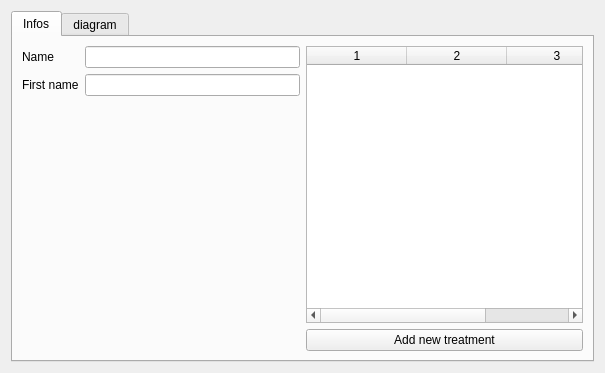
Before: the Qt Designer form formpacientssheets.ui in iMhack/ChersClients, drawn with Qt 5.
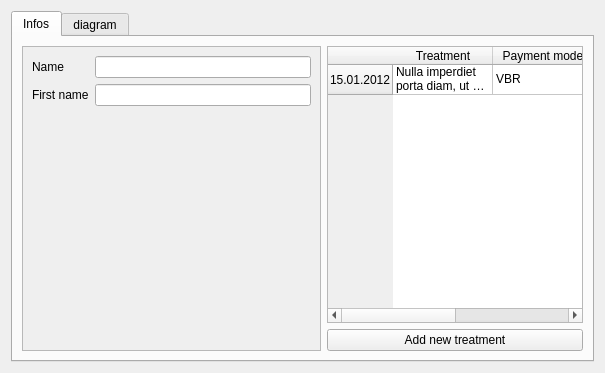
After: the same form once the commit is applied. Icons and pictures are not drawn.

Patch:
```diff
--- a/formpacientssheets.ui
+++ b/formpacientssheets.ui
@@ -25,7 +25,20 @@
       </attribute>
       <layout class="QHBoxLayout" name="horizontalLayout_3">
        <item>
-        <layout class="QFormLayout" name="formLayout">
+        <widget class="QScrollArea" name="scrollArea">
+         <property name="widgetResizable">
+          <bool>true</bool>
+         </property>
+         <widget class="QWidget" name="scrollAreaWidgetContents">
+          <property name="geometry">
+           <rect>
+            <x>0</x>
+            <y>0</y>
+            <width>299</width>
+            <height>302</height>
+           </rect>
+          </property>
+          <layout class="QFormLayout" name="formLayout_2">
          <item row="0" column="0">
           <widget class="QLabel" name="nameLabel">
            <property name="text">
@@ -47,20 +60,53 @@
           <widget class="QLineEdit" name="firstNameLineEdit"/>
          </item>
         </layout>
+         </widget>
+        </widget>
        </item>
        <item>
         <layout class="QVBoxLayout" name="verticalLayout">
          <item>
           <widget class="QTableWidget" name="tableWidget">
+           <property name="sizePolicy">
+            <sizepolicy hsizetype="Preferred" vsizetype="Expanding">
+             <horstretch>0</horstretch>
+             <verstretch>0</verstretch>
+            </sizepolicy>
+           </property>
+           <property name="selectionBehavior">
+            <enum>QAbstractItemView::SelectRows</enum>
+           </property>
            <property name="rowCount">
-            <number>0</number>
+            <number>1</number>
            </property>
            <property name="columnCount">
-            <number>3</number>
+            <number>2</number>
            </property>
-           <column/>
-           <column/>
-           <column/>
+           <row>
+            <property name="text">
+             <string>15.01.2012</string>
+            </property>
+           </row>
+           <column>
+            <property name="text">
+             <string>Treatment</string>
+            </property>
+           </column>
+           <column>
+            <property name="text">
+             <string>Payment mode</string>
+            </property>
+           </column>
+           <item row="0" column="0">
+            <property name="text">
+             <string>Nulla imperdiet porta diam, ut tristique arcu accumsan nec. Aliquam sit amet viverra odio. Donec a ante ac sem tempus auctor eget et ipsum. Mauris porta mi in risus tristique vulputate laoreet risus venenatis. Vestibulum vel mauris ipsum. Cras sed quam vel nisl vestibulum tristique. Vestibulum sodales gravida ornare. Quisque sed eros id mi fermentum ultrices vitae non metus. Sed blandit pretium consectetur.</string>
+            </property>
+           </item>
+           <item row="0" column="1">
+            <property name="text">
+             <string>VBR</string>
+            </property>
+           </item>
           </widget>
          </item>
          <item>
```
Left out of the diff: 10 changed lines with no effect on the pictures. Lines whose indentation alone changed are shown as unchanged.
